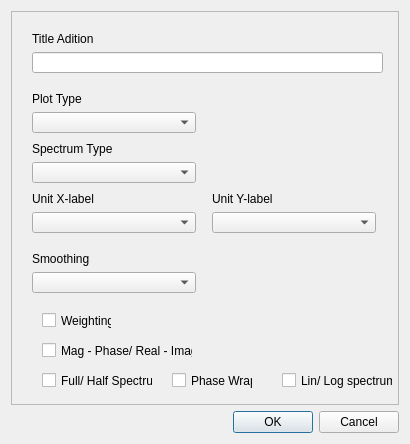
The window that ui/jBae-Meas_Fig_0_1.ui (Jee-Bee/Meas) describes before a commit, drawn with Qt 5.
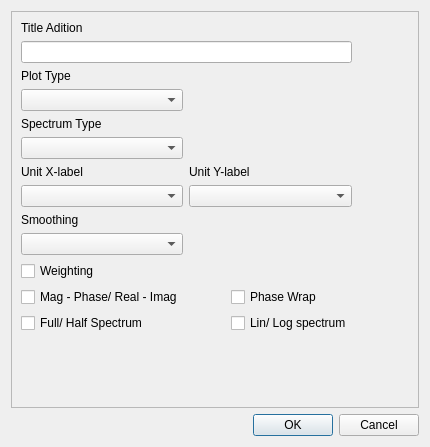
The same window after the commit.

Commit message: python version of Figure pane created

What changed in the file:
```diff
--- a/ui/jBae-Meas_Fig_0_1.ui
+++ b/ui/jBae-Meas_Fig_0_1.ui
@@ -6,8 +6,8 @@
    <rect>
     <x>0</x>
     <y>0</y>
-    <width>410</width>
-    <height>444</height>
+    <width>430</width>
+    <height>447</height>
    </rect>
   </property>
   <property name="windowTitle">
@@ -24,20 +24,57 @@
        <rect>
         <x>0</x>
         <y>0</y>
-        <width>390</width>
-        <height>395</height>
+        <width>410</width>
+        <height>394</height>
        </rect>
       </property>
-      <widget class="QWidget" name="layoutWidget">
-       <property name="geometry">
-        <rect>
-         <x>20</x>
-         <y>180</y>
-         <width>164</width>
-         <height>41</height>
-        </rect>
-       </property>
-       <layout class="QVBoxLayout" name="verticalLayout_2">
+      <layout class="QFormLayout" name="formLayout">
+       <item row="0" column="0">
+        <layout class="QGridLayout" name="gridLayout_2">
+         <item row="0" column="0" colspan="4">
+          <layout class="QVBoxLayout" name="titleLayout">
+           <item>
+            <widget class="QLabel" name="titleLab">
+             <property name="text">
+              <string>Title Adition</string>
+             </property>
+            </widget>
+           </item>
+           <item>
+            <widget class="QLineEdit" name="titleEdit">
+             <property name="minimumSize">
+              <size>
+               <width>240</width>
+               <height>0</height>
+              </size>
+             </property>
+            </widget>
+           </item>
+          </layout>
+         </item>
+         <item row="1" column="0" colspan="2">
+          <layout class="QVBoxLayout" name="plotTypeLayout">
+           <item>
+            <widget class="QLabel" name="plotTypeLab">
+             <property name="text">
+              <string>Plot Type</string>
+             </property>
+            </widget>
+           </item>
+           <item>
+            <widget class="QComboBox" name="plotTypeSel">
+             <property name="minimumSize">
+              <size>
+               <width>162</width>
+               <height>0</height>
+              </size>
+             </property>
+            </widget>
+           </item>
+          </layout>
+         </item>
+         <item row="3" column="0" colspan="2">
+          <layout class="QVBoxLayout" name="xUnitLayout">
         <item>
          <widget class="QLabel" name="xUnitLab">
           <property name="text">
@@ -56,17 +93,9 @@
          </widget>
         </item>
        </layout>
-      </widget>
-      <widget class="QWidget" name="layoutWidget_2">
-       <property name="geometry">
-        <rect>
-         <x>200</x>
-         <y>180</y>
-         <width>164</width>
-         <height>41</height>
-        </rect>
-       </property>
-       <layout class="QVBoxLayout" name="verticalLayout_3">
+         </item>
+         <item row="3" column="2" colspan="2">
+          <layout class="QVBoxLayout" name="yUnitLayout">
         <item>
          <widget class="QLabel" name="yUnitLab">
           <property name="text">
@@ -85,88 +114,9 @@
          </widget>
         </item>
        </layout>
-      </widget>
-      <widget class="QCheckBox" name="weightingCheck">
-       <property name="geometry">
-        <rect>
-         <x>30</x>
-         <y>300</y>
-         <width>70</width>
-         <height>17</height>
-        </rect>
-       </property>
-       <property name="text">
-        <string>Weighting</string>
-       </property>
-      </widget>
-      <widget class="QWidget" name="layoutWidget">
-       <property name="geometry">
-        <rect>
-         <x>20</x>
-         <y>80</y>
-         <width>164</width>
-         <height>41</height>
-        </rect>
-       </property>
-       <layout class="QVBoxLayout" name="verticalLayout">
-        <item>
-         <widget class="QLabel" name="plotTypeLab">
-          <property name="text">
-           <string>Plot Type</string>
-          </property>
-         </widget>
-        </item>
-        <item>
-         <widget class="QComboBox" name="plotTypeSel">
-          <property name="minimumSize">
-           <size>
-            <width>162</width>
-            <height>0</height>
-           </size>
-          </property>
-         </widget>
-        </item>
-       </layout>
-      </widget>
-      <widget class="QWidget" name="layoutWidget_3">
-       <property name="geometry">
-        <rect>
-         <x>20</x>
-         <y>130</y>
-         <width>164</width>
-         <height>41</height>
-        </rect>
-       </property>
-       <layout class="QVBoxLayout" name="verticalLayout_4">
-        <item>
-         <widget class="QLabel" name="SpecTypeLab">
-          <property name="text">
-           <string>Spectrum Type</string>
-          </property>
-         </widget>
-        </item>
-        <item>
-         <widget class="QComboBox" name="specTypeSel">
-          <property name="minimumSize">
-           <size>
-            <width>162</width>
-            <height>0</height>
-           </size>
-          </property>
-         </widget>
-        </item>
-       </layout>
-      </widget>
-      <widget class="QWidget" name="layoutWidget_4">
-       <property name="geometry">
-        <rect>
-         <x>20</x>
-         <y>240</y>
-         <width>164</width>
-         <height>41</height>
-        </rect>
-       </property>
-       <layout class="QVBoxLayout" name="verticalLayout_5">
+         </item>
+         <item row="4" column="0" colspan="2">
+          <layout class="QVBoxLayout" name="smoothingLayout">
         <item>
          <widget class="QLabel" name="smoothingLab">
           <property name="text">
@@ -185,88 +135,66 @@
          </widget>
         </item>
        </layout>
-      </widget>
+         </item>
+         <item row="6" column="0" colspan="2">
+          <widget class="QCheckBox" name="phaseCheck_4">
+           <property name="text">
+            <string>Mag - Phase/ Real - Imag</string>
+           </property>
+          </widget>
+         </item>
+         <item row="7" column="3">
+          <widget class="QCheckBox" name="phaseCheck_3">
+           <property name="text">
+            <string>Lin/ Log spectrum</string>
+           </property>
+          </widget>
+         </item>
+         <item row="2" column="0" colspan="2">
+          <layout class="QVBoxLayout" name="specTypeLayout">
+           <item>
+            <widget class="QLabel" name="specTypeLab">
+             <property name="text">
+              <string>Spectrum Type</string>
+             </property>
+            </widget>
+           </item>
+           <item>
+            <widget class="QComboBox" name="specTypeSel">
+             <property name="minimumSize">
+              <size>
+               <width>162</width>
+               <height>0</height>
+              </size>
+             </property>
+            </widget>
+           </item>
+          </layout>
+         </item>
+         <item row="5" column="0" colspan="2">
+          <widget class="QCheckBox" name="weightingCheck">
+           <property name="text">
+            <string>Weighting</string>
+           </property>
+          </widget>
+         </item>
+         <item row="6" column="3">
       <widget class="QCheckBox" name="phaseCheck">
-       <property name="geometry">
-        <rect>
-         <x>160</x>
-         <y>360</y>
-         <width>81</width>
-         <height>17</height>
-        </rect>
-       </property>
        <property name="text">
         <string>Phase Wrap</string>
        </property>
       </widget>
+         </item>
+         <item row="7" column="0" colspan="2">
       <widget class="QCheckBox" name="phaseCheck_2">
-       <property name="geometry">
-        <rect>
-         <x>30</x>
-         <y>360</y>
-         <width>111</width>
-         <height>17</height>
-        </rect>
-       </property>
        <property name="text">
         <string>Full/ Half Spectrum</string>
        </property>
       </widget>
-      <widget class="QCheckBox" name="phaseCheck_3">
-       <property name="geometry">
-        <rect>
-         <x>270</x>
-         <y>360</y>
-         <width>111</width>
-         <height>17</height>
-        </rect>
-       </property>
-       <property name="text">
-        <string>Lin/ Log spectrum</string>
-       </property>
-      </widget>
-      <widget class="QCheckBox" name="phaseCheck_4">
-       <property name="geometry">
-        <rect>
-         <x>30</x>
-         <y>330</y>
-         <width>151</width>
-         <height>17</height>
-        </rect>
-       </property>
-       <property name="text">
-        <string>Mag - Phase/ Real - Imag</string>
-       </property>
-      </widget>
-      <widget class="QWidget" name="">
-       <property name="geometry">
-        <rect>
-         <x>20</x>
-         <y>20</y>
-         <width>351</width>
-         <height>41</height>
-        </rect>
-       </property>
-       <layout class="QVBoxLayout" name="verticalLayout_6">
-        <item>
-         <widget class="QLabel" name="titleLab">
-          <property name="text">
-           <string>Title Adition</string>
-          </property>
-         </widget>
-        </item>
-        <item>
-         <widget class="QLineEdit" name="titleEdit">
-          <property name="minimumSize">
-           <size>
-            <width>240</width>
-            <height>0</height>
-           </size>
-          </property>
-         </widget>
-        </item>
-       </layout>
-      </widget>
+         </item>
+        </layout>
+       </item>
+      </layout>
      </widget>
     </widget>
    </item>
```
Lines whose indentation alone changed are shown as unchanged. The commit also changes 1 other file.
